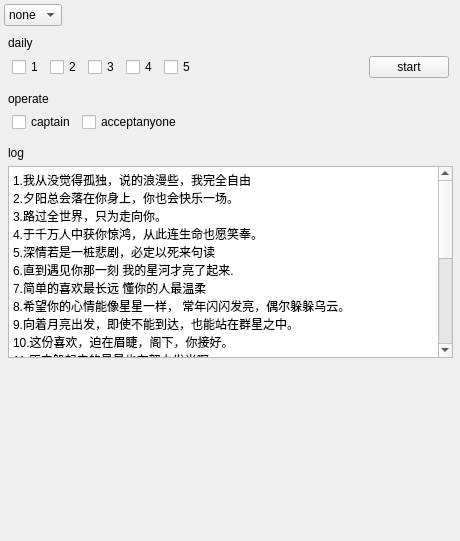
Qt form pygm/views/tabContent.ui (rrrrrs/py_game) before a commit.
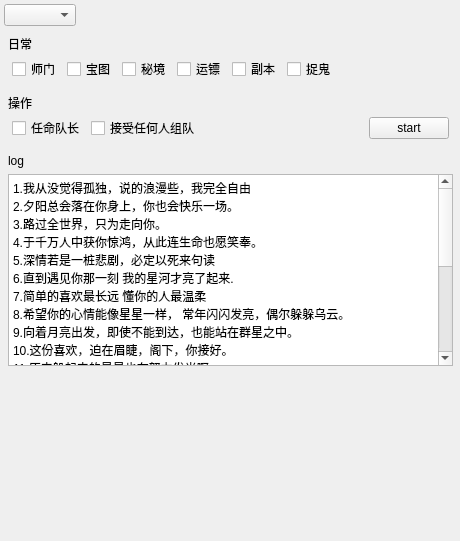
The same form after that commit. Icons and pictures are not drawn.

```diff
--- a/pygm/views/tabContent.ui
+++ b/pygm/views/tabContent.ui
@@ -41,13 +41,7 @@
        <enum>QLayout::SetMinimumSize</enum>
       </property>
       <item>
-       <widget class="QComboBox" name="comboBox">
-        <item>
-         <property name="text">
-          <string>none</string>
-         </property>
-        </item>
-       </widget>
+       <widget class="QComboBox" name="comboBox"/>
       </item>
       <item>
        <widget class="QLabel" name="stateLabel">
@@ -97,7 +91,7 @@
          </size>
         </property>
         <property name="text">
-         <string>daily</string>
+         <string>日常</string>
         </property>
        </widget>
       </item>
@@ -112,40 +106,47 @@
         <item>
          <widget class="QCheckBox" name="shimenCheckbox">
           <property name="text">
-           <string>1</string>
+           <string>师门</string>
           </property>
          </widget>
         </item>
         <item>
          <widget class="QCheckBox" name="baotuCheckBox">
           <property name="text">
-           <string>2</string>
+           <string>宝图</string>
           </property>
          </widget>
         </item>
         <item>
          <widget class="QCheckBox" name="mijingCheckBox">
           <property name="text">
-           <string>3</string>
+           <string>秘境</string>
           </property>
          </widget>
         </item>
         <item>
          <widget class="QCheckBox" name="yunbiaoCheckBox">
           <property name="text">
-           <string>4</string>
+           <string>运镖</string>
           </property>
          </widget>
         </item>
         <item>
          <widget class="QCheckBox" name="fubencheckBox">
           <property name="text">
-           <string>5</string>
+           <string>副本</string>
           </property>
          </widget>
         </item>
         <item>
-         <spacer name="horizontalSpacer_2">
+         <widget class="QCheckBox" name="zhuogui_cb">
+          <property name="text">
+           <string>捉鬼</string>
+          </property>
+         </widget>
+        </item>
+        <item>
+         <spacer name="spcaer_h2">
           <property name="orientation">
            <enum>Qt::Horizontal</enum>
           </property>
@@ -157,13 +158,6 @@
           </property>
          </spacer>
         </item>
-        <item>
-         <widget class="QPushButton" name="startBtn">
-          <property name="text">
-           <string>start</string>
-          </property>
-         </widget>
-        </item>
        </layout>
       </item>
      </layout>
@@ -191,7 +185,7 @@
          </size>
         </property>
         <property name="text">
-         <string>operate</string>
+         <string>操作</string>
         </property>
        </widget>
       </item>
@@ -206,14 +200,14 @@
         <item>
          <widget class="QCheckBox" name="duizhangcheckbox">
           <property name="text">
-           <string>captain</string>
+           <string>任命队长</string>
           </property>
          </widget>
         </item>
         <item>
          <widget class="QCheckBox" name="jieshouzuduicheckBox">
           <property name="text">
-           <string>acceptanyone</string>
+           <string>接受任何人组队</string>
           </property>
          </widget>
         </item>
@@ -230,6 +224,13 @@
           </property>
          </spacer>
         </item>
+        <item>
+         <widget class="QPushButton" name="start_btn">
+          <property name="text">
+           <string>start</string>
+          </property>
+         </widget>
+        </item>
        </layout>
       </item>
      </layout>
```
Left out of the diff: 20 changed lines with no effect on the pictures.
